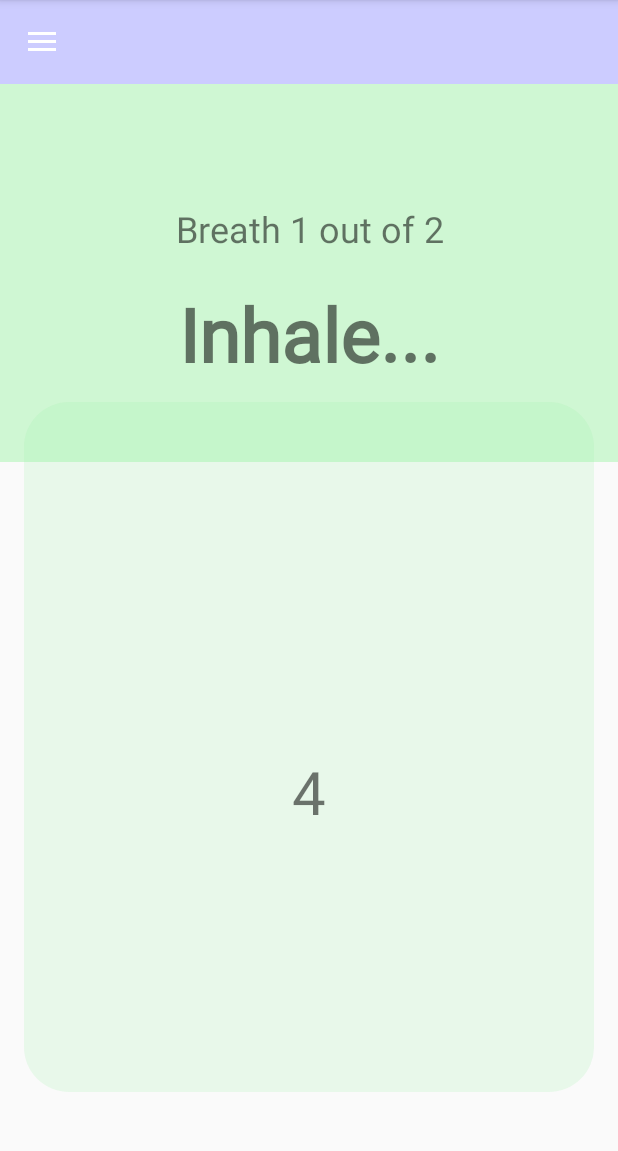
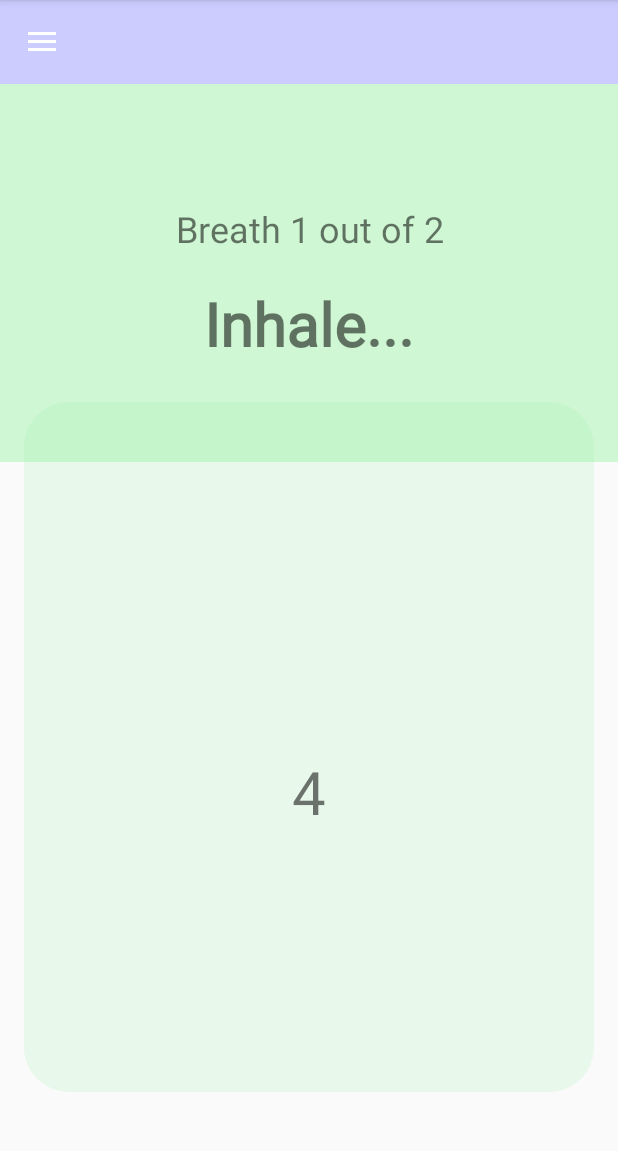
Before and after one commit to alexlamouri/mentally, an Android app: the BreathingExerciseActivity screen opened directly, with no data from a screen before it, on a phone screen of 412 x 824 dp, the part 84-1235 px from its top. Run offline under Robolectric (Android 15) with nearby library versions, the phone set to English and light mode, and no system bars; our stand-ins replace Firebase (no records; nobody signed in at launch, a user with empty details on screens opened directly); Roboto replaces fonts that are not available here; 1 statement that could not run was skipped.

Commit message:
[PAC-49] Change size of font

```diff
--- a/MentAlly/app/src/main/res/layout/activity_breathing_exercise.xml
+++ b/MentAlly/app/src/main/res/layout/activity_breathing_exercise.xml
@@ -40,7 +40,7 @@
             android:layout_marginBottom="65dp"
             android:fontFamily="@font/arima_madurai_extrabold"
             android:gravity="center_horizontal"
-            android:textSize="50dp"
+            android:textSize="40dp"
             android:textStyle="bold" />
 
     </LinearLayout>
```
